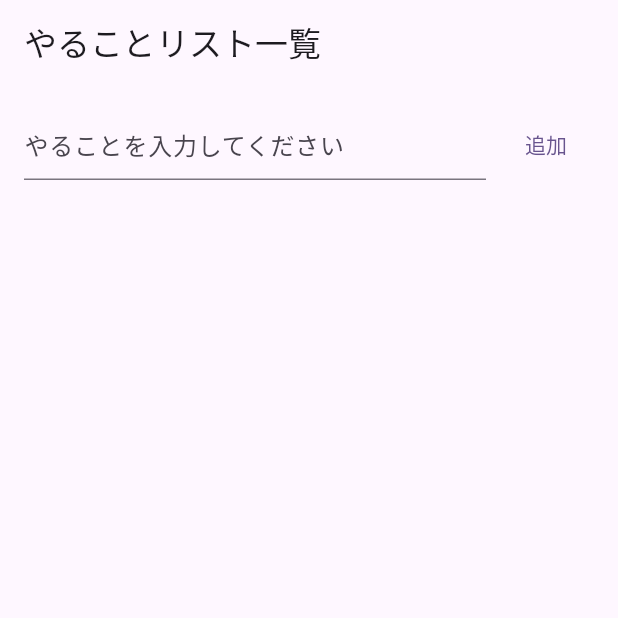
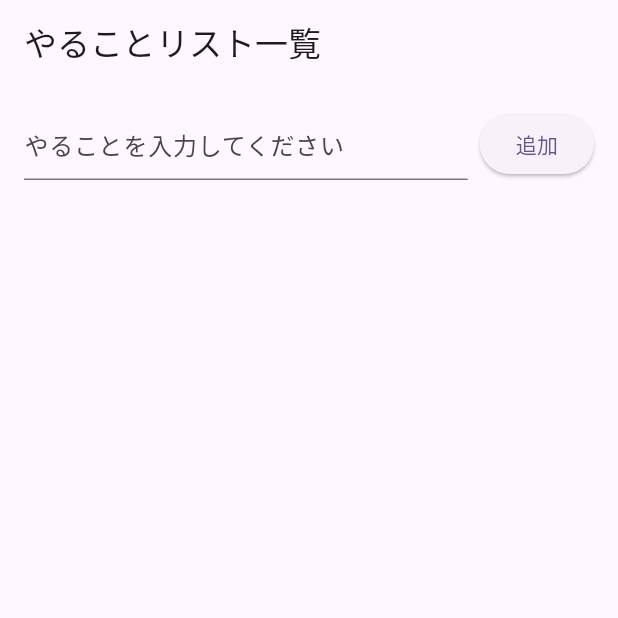
Before and after one commit to kunihei/sample_riverpod_mvc, a Flutter app: the screen it shows after launch, on a phone screen of 412 x 824 dp, the top half of it. Run offline on Flutter 3.47's test engine with Material 3 defaults, Android fonts, the phone set to English and light mode, and no system bars; our stand-ins replace flutter_riverpod.

Commit message:
詳細画面の実装

```diff
--- a/lib/controllers/todo_controller.dart
+++ b/lib/controllers/todo_controller.dart
@@ -1,10 +1,20 @@
+import 'package:flutter_riverpod/flutter_riverpod.dart';
 import 'package:flutter_riverpod/legacy.dart';
 import 'package:sample_riverpod_mvc/models/models.dart';
 
-final todoListProvider =
-    StateNotifierProvider<TodoController, List<Todo>>(
-      (ref) => TodoController(),
-    );
+final todoListProvider = StateNotifierProvider<TodoController, List<Todo>>(
+  (ref) => TodoController(),
+);
+
+final todoByIdProvider = Provider.family<Todo?, String>((ref, id) {
+  final todos = ref.watch(todoListProvider);
+  for (final todo in todos) {
+    if (todo.id == id) {
+      return todo;
+    }
+  }
+  return null;
+});
 
 class TodoController extends StateNotifier<List<Todo>> {
   TodoController() : super(const []);
--- a/lib/models/todo.dart
+++ b/lib/models/todo.dart
@@ -7,7 +7,7 @@ class Todo {
 
   Todo copyWith({String? id, String? title, bool? isComp}) {
     return Todo(
-      id: id ?? this.title,
+      id: id ?? this.id,
       title: title ?? this.title,
       isComp: isComp ?? this.isComp,
     );
--- a/lib/views/todo/todo_list_page.dart
+++ b/lib/views/todo/todo_list_page.dart
@@ -35,18 +35,7 @@ class _TodoListPageState extends ConsumerState<TodoListPage> {
         padding: EdgeInsets.all(16),
         child: Column(
           children: [
-            Row(
-              children: [
-                Expanded(
-                  child: TextField(
-                    controller: _textController,
-                    decoration: InputDecoration(hintText: 'やることを入力してください'),
-                  ),
-                ),
-                SizedBox(width: 8),
-                TextButton(onPressed: _submit, child: const Text('追加')),
-              ],
-            ),
+            TodoInput(controller: _textController, submit: _submit),
             SizedBox(height: 20),
             Expanded(child: TodoList(todos: todos)),
           ],
--- /dev/null
+++ b/lib/views/todo/widgets/todo_input.dart
@@ -0,0 +1,24 @@
+import 'package:flutter/material.dart';
+
+class TodoInput extends StatelessWidget {
+  final TextEditingController controller;
+  final VoidCallback submit;
+
+  const TodoInput({super.key, required this.controller, required this.submit});
+
+  @override
+  Widget build(BuildContext context) {
+    return Row(
+      children: [
+        Expanded(
+          child: TextField(
+            controller: controller,
+            decoration: InputDecoration(hintText: 'やることを入力してください'),
+          ),
+        ),
+        SizedBox(width: 8),
+        ElevatedButton(onPressed: submit, child: Text('追加')),
+      ],
+    );
+  }
+}
--- a/lib/views/todo/widgets/todo_list.dart
+++ b/lib/views/todo/widgets/todo_list.dart
@@ -2,6 +2,7 @@ import 'package:flutter/material.dart';
 import 'package:flutter_riverpod/flutter_riverpod.dart';
 import 'package:sample_riverpod_mvc/controllers/todo_controller.dart';
 import 'package:sample_riverpod_mvc/models/models.dart';
+import 'package:sample_riverpod_mvc/views/todo/detail/todo_detail_page.dart';
 
 class TodoList extends ConsumerWidget {
   final List<Todo> todos;
@@ -34,6 +35,11 @@ class TodoList extends ConsumerWidget {
                 ref.read(todoListProvider.notifier).removeTodo(todo.id),
             icon: Icon(Icons.delete),
           ),
+          onTap: () {
+            Navigator.of(context).push(
+              MaterialPageRoute(builder: (_) => TodoDetailPage(id: todo.id)),
+            );
+          },
         );
       },
       separatorBuilder: (_, __) => Divider(height: 1),
--- a/lib/views/todo/widgets/widgets.dart
+++ b/lib/views/todo/widgets/widgets.dart
@@ -1 +1,3 @@
 export './todo_list.dart';
+export './todo_input.dart';
+export 'detail/detail_none.dart';
```
Also changed, not shown: lib/views/todo/detail/todo_detail_page.dart (+21 -0 lines), lib/views/todo/widgets/detail/detail.dart (added, +47 -0 lines), lib/views/todo/widgets/detail/detail_none.dart (added, +10 -0 lines).
